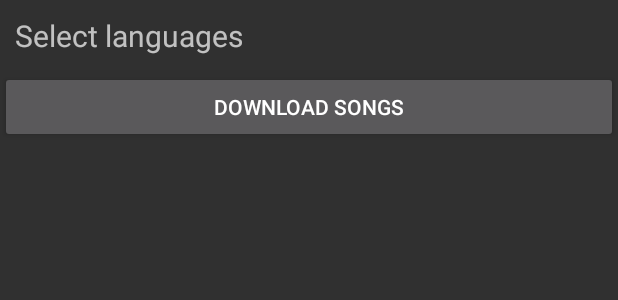
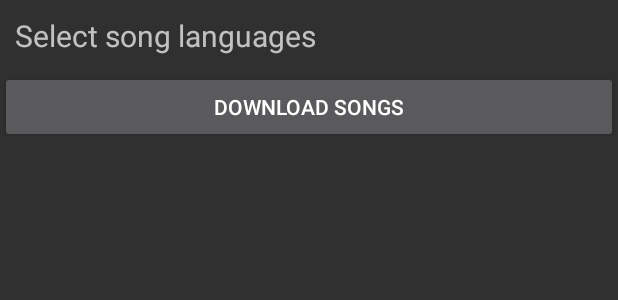
Before and after one commit to tomiolah/Songbook, an Android app: the layout activity_languages.xml on its own in the app's theme, with its tools: preview values and no code run, on a phone screen of 412 x 824 dp. Shown: the top 300 px of the screen. Run offline under Robolectric (Android 15) with nearby library versions, the phone set to English and light mode, and no system bars.

Commit message:
Little improvements.

```diff
--- a/Songbook/app/src/main/res/values/strings.xml
+++ b/Songbook/app/src/main/res/values/strings.xml
@@ -15,7 +15,7 @@
 
     <string name="language">Language</string>
     <string name="download_songs">Download songs</string>
-    <string name="select_languages">Select languages</string>
+    <string name="select_languages">Select song languages</string>
     <string name="downloading_songs">Downloading songs.</string>
     <string name="filter">Filter</string>
     <string name="sort">Sort</string>
@@ -37,5 +37,5 @@
     <string name="completed">Completed</string>
     <string name="chorus">Chorus</string>
     <string name="recently_viewed">Recently viewed</string>
-
+    <string name="downloading_progress_not_completed">Downloading progress not completed.  Press again to go back.</string>
 </resources>
```
Also changed, not shown: Songbook/app/src/main/java/com/bence/songbook/ui/activity/LoadActivity.java (+11 -0 lines), Songbook/app/src/main/java/com/bence/songbook/ui/activity/SongActivity.java (+12 -0 lines), 2 other files.
